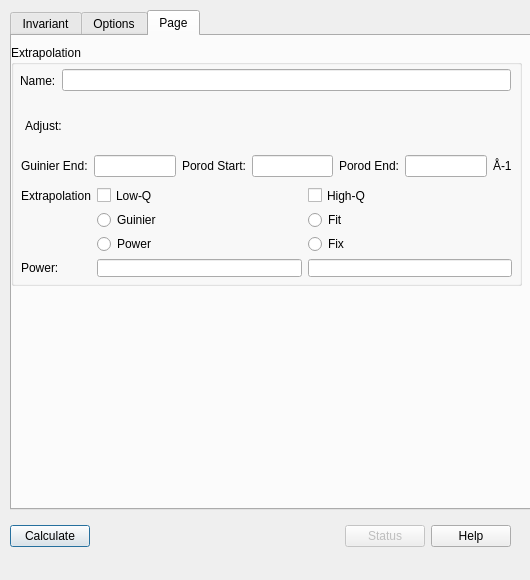
Qt form src/sas/qtgui/Perspectives/Invariant/UI/TabbedInvariantUI.ui (SasView/sasview) before a commit.
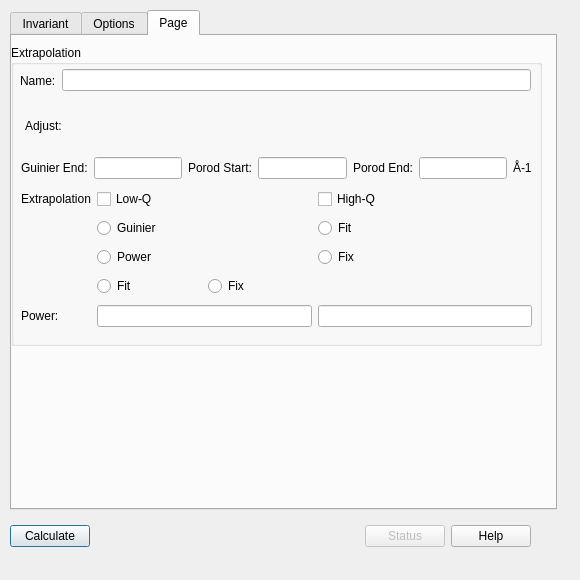
The same form after that commit. The open tabs and pages were chosen to show the change.

Patch:
```diff
--- a/src/sas/qtgui/Perspectives/Invariant/UI/TabbedInvariantUI.ui
+++ b/src/sas/qtgui/Perspectives/Invariant/UI/TabbedInvariantUI.ui
@@ -6,7 +6,7 @@
    <rect>
     <x>0</x>
     <y>0</y>
-    <width>530</width>
+    <width>580</width>
     <height>580</height>
    </rect>
   </property>
@@ -18,7 +18,7 @@
   </property>
   <property name="minimumSize">
    <size>
-    <width>530</width>
+    <width>580</width>
     <height>580</height>
    </size>
   </property>
@@ -813,8 +813,8 @@
       <rect>
        <x>-1</x>
        <y>9</y>
-       <width>511</width>
-       <height>241</height>
+       <width>531</width>
+       <height>301</height>
       </rect>
      </property>
      <property name="title">
@@ -825,7 +825,7 @@
        <rect>
         <x>9</x>
         <y>20</y>
-        <width>491</width>
+        <width>511</width>
         <height>31</height>
        </rect>
       </property>
@@ -847,8 +847,8 @@
        <rect>
         <x>10</x>
         <y>110</y>
-        <width>491</width>
-        <height>22</height>
+        <width>511</width>
+        <height>27</height>
        </rect>
       </property>
       <layout class="QGridLayout" name="gridLayout_4">
@@ -896,7 +896,7 @@
        <rect>
         <x>9</x>
         <y>60</y>
-        <width>491</width>
+        <width>511</width>
         <height>41</height>
        </rect>
       </property>
@@ -928,11 +928,18 @@
       <rect>
        <x>9</x>
        <y>150</y>
-       <width>491</width>
-       <height>91</height>
+       <width>511</width>
+       <height>149</height>
       </rect>
      </property>
-     <layout class="QGridLayout" name="gridLayout_9">
+     <layout class="QGridLayout" name="gridLayout_9" rowstretch="0,0,0,0,0">
+      <item row="2" column="1">
+       <widget class="QRadioButton" name="rbLowQPower_ex">
+        <property name="text">
+         <string>Power</string>
+        </property>
+       </widget>
+      </item>
       <item row="0" column="1">
        <widget class="QCheckBox" name="lowQ">
         <property name="text">
@@ -954,20 +961,6 @@
         </property>
        </widget>
       </item>
-      <item row="0" column="2">
-       <widget class="QCheckBox" name="highQ">
-        <property name="text">
-         <string>High-Q</string>
-        </property>
-       </widget>
-      </item>
-      <item row="2" column="1">
-       <widget class="QRadioButton" name="lowQPower">
-        <property name="text">
-         <string>Power</string>
-        </property>
-       </widget>
-      </item>
       <item row="2" column="2">
        <widget class="QRadioButton" name="highQFix">
         <property name="text">
@@ -982,19 +975,44 @@
         </property>
        </widget>
       </item>
-      <item row="3" column="1">
-       <widget class="QLineEdit" name="txtLowQPower"/>
+      <item row="0" column="2">
+       <widget class="QCheckBox" name="chkHighQ_ex">
+        <property name="text">
+         <string>High-Q</string>
+        </property>
+       </widget>
       </item>
-      <item row="3" column="2">
-       <widget class="QLineEdit" name="txtHighQPower"/>
+      <item row="4" column="1">
+       <widget class="QLineEdit" name="txtLowQPower_ex"/>
       </item>
-      <item row="3" column="0">
+      <item row="4" column="0">
        <widget class="QLabel" name="label_15">
         <property name="text">
          <string>Power:</string>
         </property>
        </widget>
       </item>
+      <item row="4" column="2">
+       <widget class="QLineEdit" name="txtHighQPower_ex"/>
+      </item>
+      <item row="3" column="1">
+       <layout class="QHBoxLayout" name="horizontalLayout_11">
+        <item>
+         <widget class="QRadioButton" name="rbLowQFit_ex">
+          <property name="text">
+           <string>Fit</string>
+          </property>
+         </widget>
+        </item>
+        <item>
+         <widget class="QRadioButton" name="rbLowQFix_ex">
+          <property name="text">
+           <string>Fix</string>
+          </property>
+         </widget>
+        </item>
+       </layout>
+      </item>
      </layout>
     </widget>
    </widget>
@@ -1004,7 +1022,7 @@
     <rect>
      <x>10</x>
      <y>520</y>
-     <width>501</width>
+     <width>521</width>
      <height>32</height>
     </rect>
    </property>
```
Left out of the diff: 34 changed lines with no effect on the pictures.
